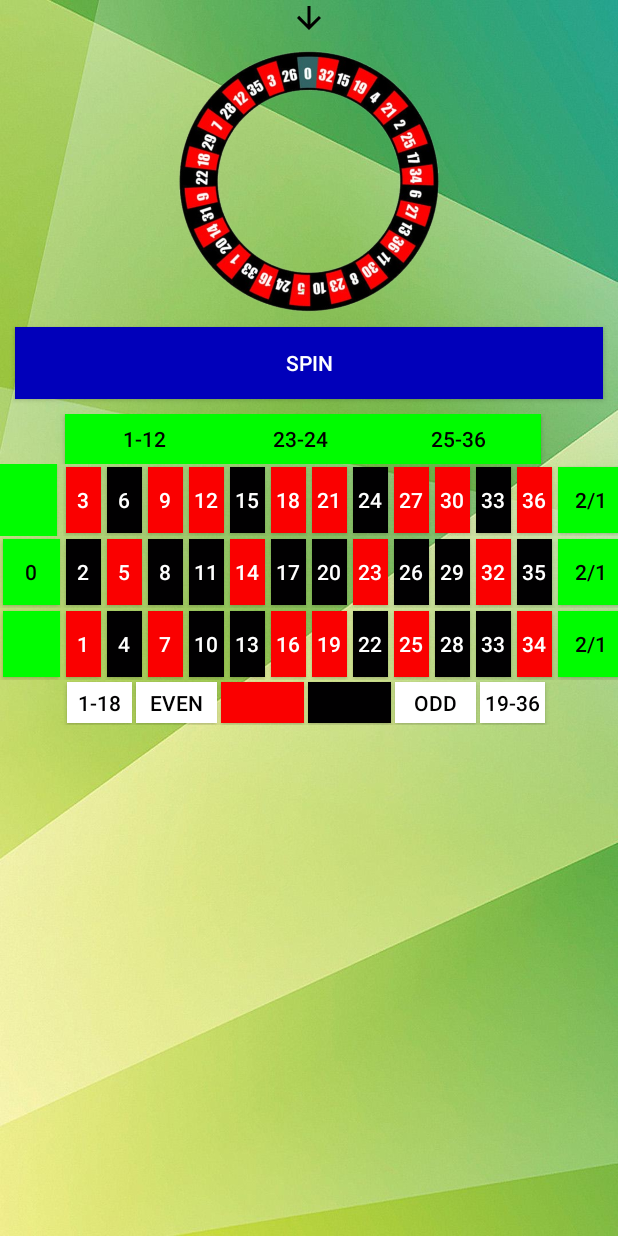
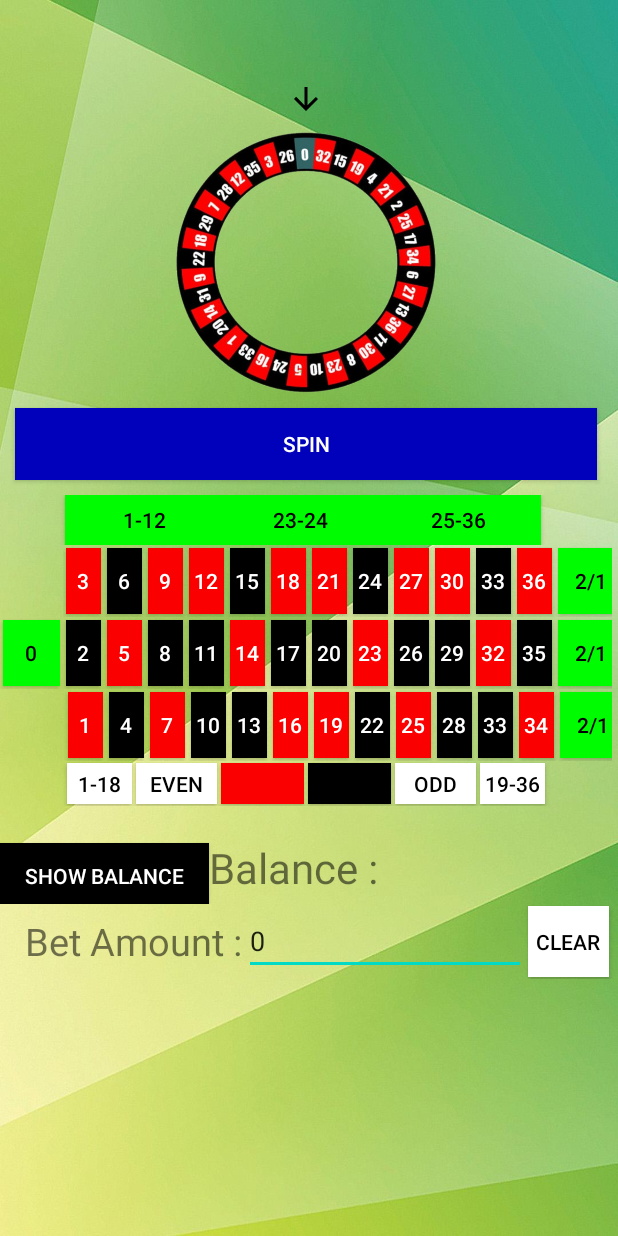
Before and after one commit to EthanMarv/BeatTheBookies, an Android app: the RouletteGame2 screen opened directly, with no data from a screen before it, on a phone screen of 412 x 824 dp. Run offline under Robolectric (Android 15) with nearby library versions, the phone set to English and light mode, and no system bars.

Commit message:
button 0 works, spin not yet started

```diff
--- a/app/src/main/AndroidManifest.xml
+++ b/app/src/main/AndroidManifest.xml
@@ -11,6 +11,9 @@
         android:supportsRtl="true"
         android:theme="@style/Theme.BeatTheBookies"
         tools:targetApi="31">
+        <activity
+            android:name=".RouletteGame2"
+            android:exported="false" />
         <activity
             android:name=".RouletteAdvicePage"
             android:exported="false" />
--- a/app/src/main/java/com/example/beatthebookies/CoinFlipGame.kt
+++ b/app/src/main/java/com/example/beatthebookies/CoinFlipGame.kt
@@ -37,7 +37,7 @@ class CoinFlipGame : AppCompatActivity() {
         val context = this
         var db = DataBaseHelper(context)
 
-        val dbHelper = DataBaseHelper(this) // Replace "this" with your activity or fragment context
+        val dbHelper = DataBaseHelper(this)
         var balance = dbHelper.getBalance()
 
         val iv_coin = findViewById<ImageView>(R.id.iv_coin)
--- a/app/src/main/java/com/example/beatthebookies/GameModes.kt
+++ b/app/src/main/java/com/example/beatthebookies/GameModes.kt
@@ -17,7 +17,7 @@ class GameModes : AppCompatActivity() {
     }
 
     fun roulette(view : View){
-        val intent = Intent(this, RouletteGame::class.java)
+        val intent = Intent(this, RouletteGame2::class.java)
         startActivity(intent)
     }
 
--- a/app/src/main/res/layout/activity_roulette_game.xml
+++ b/app/src/main/res/layout/activity_roulette_game2.xml
@@ -1,18 +1,22 @@
 <?xml version="1.0" encoding="utf-8"?>
-<RelativeLayout
-    xmlns:android="http://schemas.android.com/apk/res/android"
+<androidx.constraintlayout.widget.ConstraintLayout xmlns:android="http://schemas.android.com/apk/res/android"
     xmlns:app="http://schemas.android.com/apk/res-auto"
     xmlns:tools="http://schemas.android.com/tools"
     android:layout_width="match_parent"
     android:layout_height="match_parent"
-    tools:context=".MainActivity"
+    tools:context=".RouletteGame2"
     android:background="@drawable/wp4999477">
 
+    <LinearLayout
+        android:id="@+id/linearLayout"
+        android:layout_width="408dp"
+        android:layout_height="559dp"
+        android:orientation="vertical">
 
-    <LinearLayout
-        android:layout_width="match_parent"
-        android:layout_height="match_parent"
-        android:orientation="vertical">
+        <LinearLayout
+            android:layout_width="match_parent"
+            android:layout_height="54dp"
+            android:orientation="horizontal"></LinearLayout>
 
         <LinearLayout
             android:layout_width="match_parent"
@@ -49,8 +53,9 @@
                 android:layout_margin="10dp"
                 android:layout_marginTop="20sp"
                 android:background="#0100ba"
-                android:textColor="@color/white"
-                android:text="Spin" />
+                android:onClick="spin"
+                android:text="Spin"
+                android:textColor="@color/white" />
 
         </LinearLayout>
 
@@ -102,16 +107,7 @@
             <LinearLayout
                 android:layout_width="42dp"
                 android:layout_height="match_parent"
-                android:orientation="horizontal">
-
-                <androidx.appcompat.widget.AppCompatButton
-                    android:id="@+id/btn0"
-                    android:layout_width="38dp"
-                    android:layout_height="match_parent"
-                    android:layout_gravity="center"
-                    android:background="#00fc00"
-                    android:textColor="#010001" />
-            </LinearLayout>
+                android:orientation="horizontal"/>
 
             <LinearLayout
                 android:layout_width="372dp"
@@ -252,8 +248,6 @@
         </LinearLayout>
 
 
-
-
         <LinearLayout
             android:layout_width="match_parent"
             android:layout_height="48dp"
@@ -266,6 +260,7 @@
                 android:layout_gravity="center"
                 android:layout_margin="2dp"
                 android:background="#00fc00"
+                android:onClick="buttonclick"
                 android:text="0"
                 android:textColor="#010001" />
 
@@ -408,13 +403,11 @@
             android:orientation="horizontal">
 
             <androidx.appcompat.widget.AppCompatButton
-                android:id="@+id/btn0"
-                android:layout_width="38dp"
+                android:id="@+id/blank"
+                android:layout_width="43dp"
                 android:layout_height="match_parent"
                 android:layout_gravity="center"
-                android:layout_margin="2dp"
-                android:background="#00fc00"
-
+                android:background="?android:attr/selectableItemBackground"
                 android:textColor="#010001" />
 
             <androidx.appcompat.widget.AppCompatButton
@@ -424,6 +417,7 @@
                 android:layout_gravity="center"
                 android:layout_margin="2dp"
                 android:background="#fa0000"
+                android:onClick="buttonclick"
                 android:text="1"
                 android:textColor="@color/white" />
 
@@ -627,7 +621,75 @@
 
         </LinearLayout>
 
+
     </LinearLayout>
 
+    <LinearLayout
+        android:layout_width="451dp"
+        android:layout_height="250dp"
+        android:orientation="vertical"
+        app:layout_constraintTop_toBottomOf="@+id/linearLayout"
+        tools:layout_editor_absoluteX="-3dp">
 
-</RelativeLayout>
+        <LinearLayout
+            android:layout_width="match_parent"
+            android:layout_height="43dp">
+
+            <androidx.appcompat.widget.AppCompatButton
+                android:id="@+id/button"
+                android:layout_width="139dp"
+                android:layout_height="wrap_content"
+                android:background="@color/black"
+                android:onClick="showBalance"
+                android:text="Show balance"
+                android:textColor="@color/white" />
+
+            <TextView
+                android:id="@+id/Balancetxt"
+                android:layout_width="match_parent"
+                android:layout_height="43dp"
+                android:inputType="number"
+                android:text="Balance : "
+                android:textSize="28dp" />
+
+        </LinearLayout>
+
+        <LinearLayout
+            android:layout_width="449dp"
+            android:layout_height="50dp"
+            android:orientation="horizontal">
+
+            <TextView
+                android:id="@+id/betamountxt"
+                android:layout_width="wrap_content"
+                android:layout_height="wrap_content"
+                android:layout_gravity="center"
+                android:layout_marginLeft="15dp"
+                android:padding="1dp"
+                android:text="Bet Amount :"
+                android:textSize="25dp" />
+
+            <EditText
+                android:id="@+id/betAmountInput"
+                android:layout_width="188dp"
+                android:layout_height="wrap_content"
+                android:layout_gravity="center"
+                android:ems="10"
+                android:inputType="number"
+                android:text="0" />
+
+            <androidx.appcompat.widget.AppCompatButton
+                android:id="@+id/clearStakeBtn"
+                android:layout_width="54dp"
+                android:layout_height="match_parent"
+                android:layout_gravity="center"
+                android:layout_margin="1dp"
+                android:background="@color/white"
+                android:onClick="ClearStake"
+                android:text="Clear"
+                android:textColor="#010001" />
+
+        </LinearLayout>
+    </LinearLayout>
+
+</androidx.constraintlayout.widget.ConstraintLayout>
```
Also changed, not shown: app/src/main/java/com/example/beatthebookies/DataBaseHelper.kt (+30 -0 lines), app/src/main/java/com/example/beatthebookies/RouletteGame2.kt (renamed from app/src/main/java/com/example/beatthebookies/RouletteGame.kt, +197 -55 lines).
